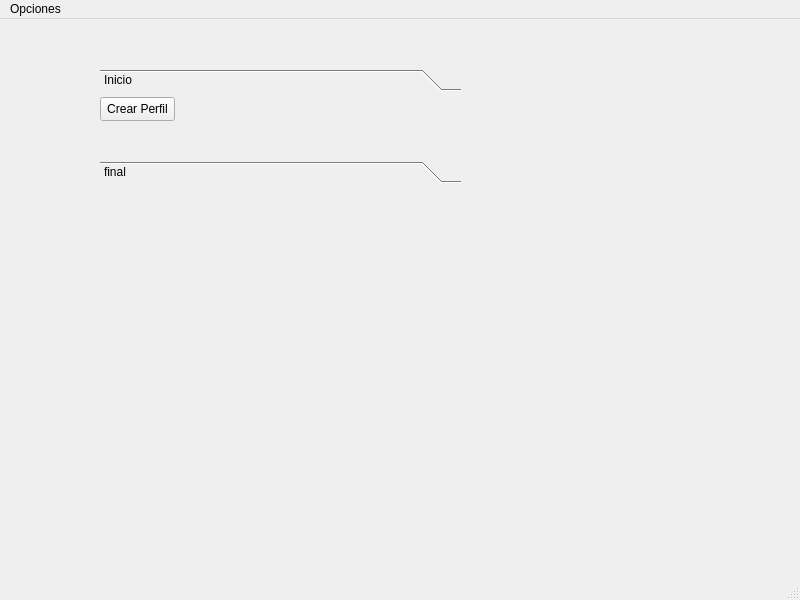
EmmanuelMMontesinos/MIDIKeymap, file ui/main.ui: the form before one commit.
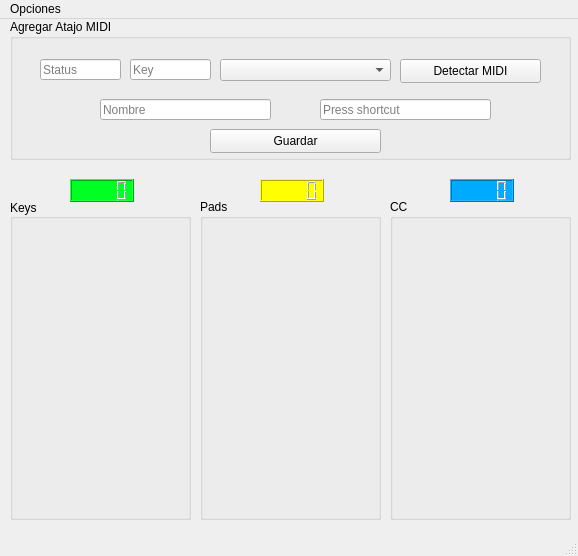
The form after the commit.

Commit message: add and fix: connect inputs and fix close pygame.midi

Patch:
```diff
--- a/ui/main.ui
+++ b/ui/main.ui
@@ -6,65 +6,198 @@
    <rect>
     <x>0</x>
     <y>0</y>
-    <width>800</width>
-    <height>600</height>
+    <width>578</width>
+    <height>556</height>
    </rect>
   </property>
   <property name="windowTitle">
    <string>MIDIKeymap</string>
   </property>
   <widget class="QWidget" name="centralwidget">
-   <widget class="QToolBox" name="toolBox">
+   <widget class="QGroupBox" name="box_pads_2">
     <property name="geometry">
      <rect>
-      <x>100</x>
-      <y>50</y>
-      <width>361</width>
-      <height>114</height>
+      <x>200</x>
+      <y>180</y>
+      <width>181</width>
+      <height>321</height>
      </rect>
     </property>
-    <property name="currentIndex">
-     <number>0</number>
+    <property name="title">
+     <string>Pads</string>
     </property>
-    <widget class="QWidget" name="page">
+   </widget>
+   <widget class="QGroupBox" name="box_cc">
+    <property name="geometry">
+     <rect>
+      <x>390</x>
+      <y>180</y>
+      <width>181</width>
+      <height>321</height>
+     </rect>
+    </property>
+    <property name="title">
+     <string>CC</string>
+    </property>
+   </widget>
+   <widget class="QGroupBox" name="box_keys">
+    <property name="geometry">
+     <rect>
+      <x>10</x>
+      <y>180</y>
+      <width>181</width>
+      <height>321</height>
+     </rect>
+    </property>
+    <property name="title">
+     <string>Keys</string>
+    </property>
+    <property name="alignment">
+     <set>Qt::AlignmentFlag::AlignLeading|Qt::AlignmentFlag::AlignLeft|Qt::AlignmentFlag::AlignVCenter</set>
+    </property>
+   </widget>
+   <widget class="QGroupBox" name="groupBox">
+    <property name="geometry">
+     <rect>
+      <x>10</x>
+      <y>0</y>
+      <width>561</width>
+      <height>141</height>
+     </rect>
+    </property>
+    <property name="title">
+     <string>Agregar Atajo MIDI</string>
+    </property>
+    <widget class="QPushButton" name="boton_detectar">
      <property name="geometry">
       <rect>
-       <x>0</x>
-       <y>0</y>
-       <width>361</width>
-       <height>54</height>
+       <x>390</x>
+       <y>40</y>
+       <width>141</width>
+       <height>24</height>
       </rect>
      </property>
-     <attribute name="label">
-      <string>Inicio</string>
-     </attribute>
-     <widget class="QPushButton" name="pushButton">
-      <property name="geometry">
-       <rect>
-        <x>0</x>
-        <y>0</y>
-        <width>75</width>
-        <height>24</height>
-       </rect>
-      </property>
-      <property name="text">
-       <string>Crear Perfil</string>
-      </property>
-     </widget>
+     <property name="styleSheet">
+      <string notr="true"/>
+     </property>
+     <property name="text">
+      <string>Detectar MIDI</string>
+     </property>
     </widget>
-    <widget class="QWidget" name="page_2">
+    <widget class="QPushButton" name="pushButton">
      <property name="geometry">
       <rect>
-       <x>0</x>
-       <y>0</y>
-       <width>361</width>
-       <height>54</height>
+       <x>200</x>
+       <y>110</y>
+       <width>171</width>
+       <height>24</height>
       </rect>
      </property>
-     <attribute name="label">
-      <string>final</string>
-     </attribute>
+     <property name="text">
+      <string>Guardar</string>
+     </property>
     </widget>
+    <widget class="QLineEdit" name="input_status">
+     <property name="geometry">
+      <rect>
+       <x>30</x>
+       <y>40</y>
+       <width>81</width>
+       <height>21</height>
+      </rect>
+     </property>
+     <property name="placeholderText">
+      <string>Status</string>
+     </property>
+    </widget>
+    <widget class="QLineEdit" name="input_key">
+     <property name="geometry">
+      <rect>
+       <x>120</x>
+       <y>40</y>
+       <width>81</width>
+       <height>21</height>
+      </rect>
+     </property>
+     <property name="placeholderText">
+      <string>Key</string>
+     </property>
+    </widget>
+    <widget class="QComboBox" name="comboBox_tipe">
+     <property name="geometry">
+      <rect>
+       <x>210</x>
+       <y>40</y>
+       <width>171</width>
+       <height>22</height>
+      </rect>
+     </property>
+     <property name="placeholderText">
+      <string>Tipo de MIDI</string>
+     </property>
+    </widget>
+    <widget class="QLineEdit" name="input_nombre">
+     <property name="geometry">
+      <rect>
+       <x>90</x>
+       <y>80</y>
+       <width>171</width>
+       <height>21</height>
+      </rect>
+     </property>
+     <property name="placeholderText">
+      <string>Nombre</string>
+     </property>
+    </widget>
+    <widget class="QKeySequenceEdit" name="input_atajo">
+     <property name="geometry">
+      <rect>
+       <x>310</x>
+       <y>80</y>
+       <width>171</width>
+       <height>21</height>
+      </rect>
+     </property>
+    </widget>
+   </widget>
+   <widget class="QLCDNumber" name="led_cc">
+    <property name="geometry">
+     <rect>
+      <x>450</x>
+      <y>160</y>
+      <width>64</width>
+      <height>23</height>
+     </rect>
+    </property>
+    <property name="styleSheet">
+     <string notr="true">background:#0af;</string>
+    </property>
+   </widget>
+   <widget class="QLCDNumber" name="led_pads">
+    <property name="geometry">
+     <rect>
+      <x>260</x>
+      <y>160</y>
+      <width>64</width>
+      <height>23</height>
+     </rect>
+    </property>
+    <property name="styleSheet">
+     <string notr="true">background:yellow;</string>
+    </property>
+   </widget>
+   <widget class="QLCDNumber" name="led_keys">
+    <property name="geometry">
+     <rect>
+      <x>70</x>
+      <y>160</y>
+      <width>64</width>
+      <height>23</height>
+     </rect>
+    </property>
+    <property name="styleSheet">
+     <string notr="true">background: #0f2;</string>
+    </property>
    </widget>
   </widget>
   <widget class="QMenuBar" name="menubar">
@@ -72,7 +205,7 @@
     <rect>
      <x>0</x>
      <y>0</y>
-     <width>800</width>
+     <width>578</width>
      <height>33</height>
     </rect>
    </property>
```
The commit also changes 3 other files.
